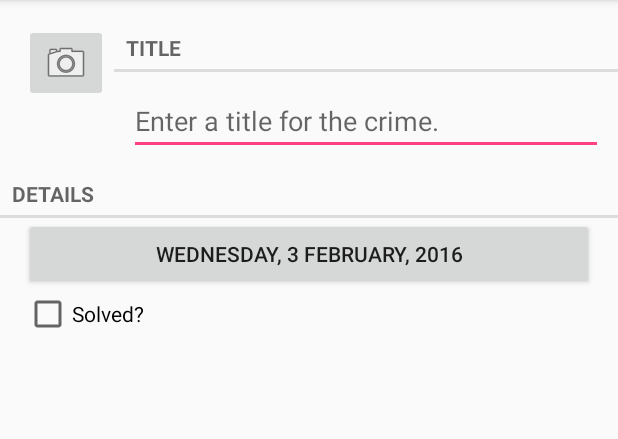
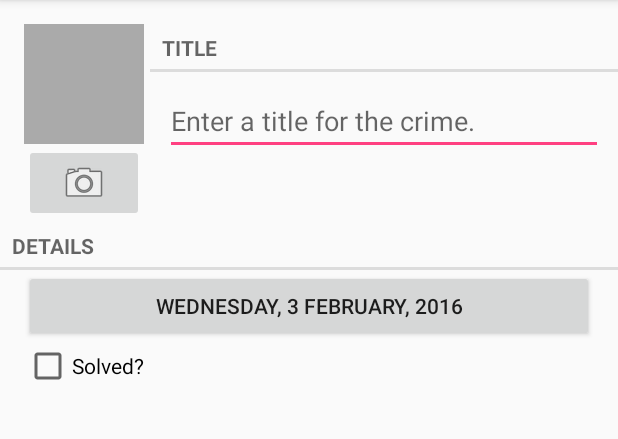
Before and after one commit to DevNock/CriminalIntent, an Android app: the screen it shows after launch (CrimePagerActivity), in the options menu, after a tap on "New Crime", on a phone screen of 412 x 824 dp, the part 84-523 px from its top. Run offline under Robolectric (Android 15) with nearby library versions, the phone set to English and light mode, and no system bars.

```diff
--- a/app/src/main/AndroidManifest.xml
+++ b/app/src/main/AndroidManifest.xml
@@ -2,8 +2,9 @@
 <manifest xmlns:android="http://schemas.android.com/apk/res/android"
     package="com.google.criminalintent" >
 
-    <uses-permission android:name="android.permission.CAMERA"/>
-    <uses-feature android:name="android.hardware.camera"/>
+    <uses-permission android:name="android.permission.CAMERA" />
+    <uses-feature android:name="android.hardware.camera" />
+    <uses-feature android:name="android.hardware.camera.autofocus" />
 
     <application
         android:allowBackup="true"
--- a/app/src/main/java/com/google/criminalintent/CrimeCameraFragment.java
+++ b/app/src/main/java/com/google/criminalintent/CrimeCameraFragment.java
@@ -28,7 +28,7 @@ import java.util.UUID;
 public class CrimeCameraFragment extends Fragment {
     private static final String TAG = "CrimeCameraFragmet";
 
-    public static final String EXTRA_PHOTO_FILENAME = "com.google.criminalitent.photo_filename";
+    public static final String EXTRA_PHOTO_FILENAME = "com.google.criminalintent.photo_filename";
 
     private Camera camera;
     private SurfaceView surfaceView;
@@ -156,6 +156,8 @@ public class CrimeCameraFragment extends Fragment {
     public void onPause() {
         super.onPause();
         if(camera != null){
+            camera.unlock();
+            camera.lock();
             camera.release();
             camera = null;
         }
--- a/app/src/main/java/com/google/criminalintent/CrimeFragment.java
+++ b/app/src/main/java/com/google/criminalintent/CrimeFragment.java
@@ -5,6 +5,7 @@ package com.google.criminalintent;
 import android.annotation.TargetApi;
 import android.app.Activity;
 import android.content.Intent;
+import android.graphics.drawable.BitmapDrawable;
 import android.os.Build;
 import android.os.Bundle;
 import android.support.annotation.Nullable;
@@ -34,6 +35,7 @@ import java.util.Date;
 import java.util.UUID;
 import android.support.v7.app.ActionBar;
 import android.widget.ImageButton;
+import android.widget.ImageView;
 
 /**
  * Created by Sergey on 23.11.2015.
@@ -44,6 +46,7 @@ public class CrimeFragment extends Fragment {
             "com.google.android.criminalintent.crime_id";
 
     private static final String TAG = "CrimeFragment";
+    private static final String DIALOG_IMAGE = "image";
 
     private static final String DIALOG_DATE = "date";
     private static final String DIALOG_TIME = "time";
@@ -55,6 +58,7 @@ public class CrimeFragment extends Fragment {
     private Button crimeDateButton;
     private CheckBox crimeSolvedCheckBox;
     private ImageButton photoButton;
+    private ImageView photoView;
 
     private static final int DELETE_RESULT = 0;
     private static final int SAVE_RESULT = 1;
@@ -128,9 +132,44 @@ public class CrimeFragment extends Fragment {
             }
         });
 
+        photoView = (ImageView)view.findViewById(R.id.crime_imageView);
+        photoView.setOnClickListener(new View.OnClickListener() {
+            @Override
+            public void onClick(View v) {
+                Photo photo = crime.getPhoto();
+                if(photo == null){
+                    return;
+                }
+
+                FragmentManager fm = getActivity()
+                        .getSupportFragmentManager();
+                String path = getActivity().getFileStreamPath(photo.getFileName())
+                        .getAbsolutePath();
+                ImageFragment.newInstance(path)
+                        .show(fm, DIALOG_IMAGE);
+            }
+        });
+
         return view;
 
 
+    }
+
+    private void showPhoto(){
+        Photo photo = crime.getPhoto();
+        BitmapDrawable bitmap = null;
+        if(photo != null){
+            String path = getActivity()
+                    .getFileStreamPath(photo.getFileName()).getAbsolutePath();
+            bitmap = PictureUtils.getScaledDrawable(getActivity(), path);
+        }
+        photoView.setImageDrawable(bitmap);
+    }
+
+    @Override
+    public void onStart() {
+        super.onStart();
+        showPhoto();
     }
 
     @Override
@@ -181,9 +220,16 @@ public class CrimeFragment extends Fragment {
                 if(fileName != null){
                     Photo photo = new Photo(fileName);
                     crime.setPhoto(photo);
-                    Log.i(TAG, "Crime: " + crime.getTitle() + " has a photo");
+                    showPhoto();
                 }
         }
+
+    }
+
+    @Override
+    public void onStop() {
+        super.onStop();
+        PictureUtils.cleanImageView(photoView);
     }
 
     @Override
--- a/app/src/main/java/com/google/criminalintent/CrimeLab.java
+++ b/app/src/main/java/com/google/criminalintent/CrimeLab.java
@@ -24,7 +24,7 @@ public class CrimeLab {
 
     private CrimeLab(Context appContext){
         this.appContext = appContext;
-        serializer = new CriminalIntentJSONSerializer(appContext, FILENAME);
+        serializer = new CriminalIntentJSONSerializer(this.appContext, FILENAME);
 
         try{
             crimes = serializer.loadCrimes();
--- a/app/src/main/res/layout-land/fragment_crime.xml
+++ b/app/src/main/res/layout-land/fragment_crime.xml
@@ -16,6 +16,15 @@
             android:layout_height="wrap_content"
             android:orientation="vertical"
             android:layout_marginRight="4dp">
+
+            <ImageView
+                android:id="@+id/crime_imageView"
+                android:layout_width="80dp"
+                android:layout_height="80dp"
+                android:scaleType="centerInside"
+                android:background="@android:color/darker_gray"
+                android:cropToPadding="true"
+                />
 
             <ImageButton
                 android:id="@+id/crime_imageButton"
--- a/app/src/main/res/layout/fragment_crime.xml
+++ b/app/src/main/res/layout/fragment_crime.xml
@@ -16,11 +16,20 @@
             android:layout_height="wrap_content"
             android:orientation="vertical"
             android:layout_marginRight="4dp">
+            <ImageView
+                android:id="@+id/crime_imageView"
+                android:layout_width="80dp"
+                android:layout_height="80dp"
+                android:scaleType="centerInside"
+                android:background="@android:color/darker_gray"
+                android:cropToPadding="true"
+                />
             <ImageButton
                 android:id="@+id/crime_imageButton"
                 android:layout_width="match_parent"
                 android:layout_height="wrap_content"
                 android:src="@android:drawable/ic_menu_camera"/>
+
 
         </LinearLayout>
         <LinearLayout
```
Also changed, not shown: app/src/main/java/com/google/criminalintent/ImageFragment.java (added, +46 -0 lines), app/src/main/java/com/google/criminalintent/PictureUtils.java (added, +50 -0 lines).
